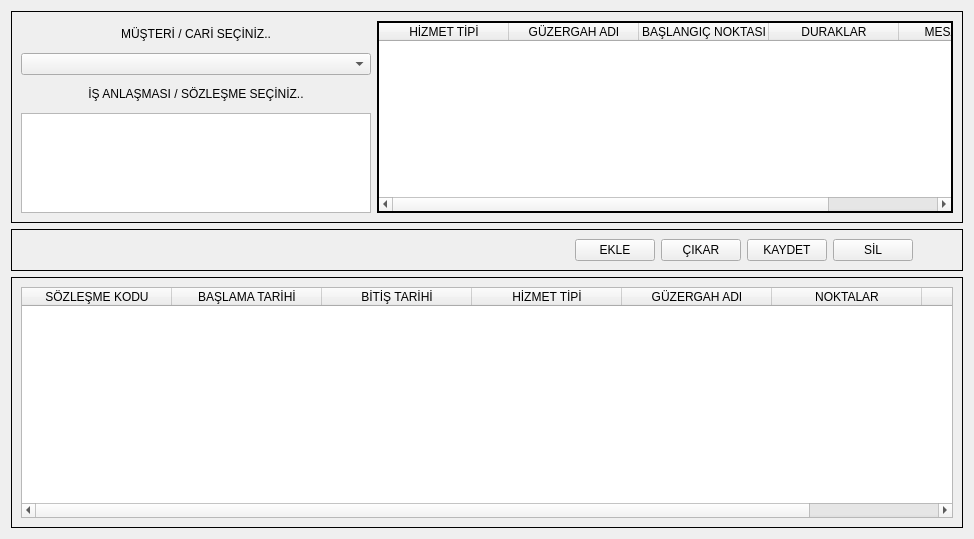
This is ui/ui_files/routes_window.ui in AyhanErcan70/SATTUP as Qt 5 draws it before an edit. The edited form follows.
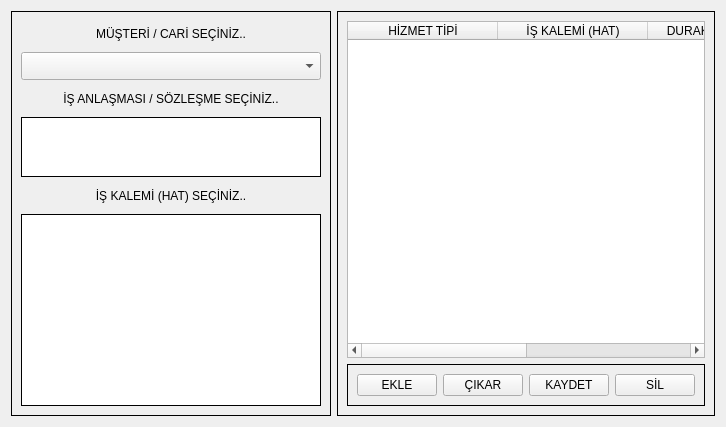
This is the edited form.

```diff
--- a/ui/ui_files/routes_window.ui
+++ b/ui/ui_files/routes_window.ui
@@ -6,8 +6,8 @@
    <rect>
     <x>0</x>
     <y>0</y>
-    <width>974</width>
-    <height>539</height>
+    <width>999</width>
+    <height>0</height>
    </rect>
   </property>
   <property name="windowTitle">
@@ -15,9 +15,7 @@
   </property>
   <layout class="QGridLayout" name="gridLayout_3">
    <item row="0" column="0">
-    <layout class="QVBoxLayout" name="verticalLayout_2">
-     <item>
-      <widget class="QFrame" name="top_frame">
+    <widget class="QFrame" name="left_frame">
        <property name="frameShape">
         <enum>QFrame::Shape::Box</enum>
        </property>
@@ -30,21 +28,21 @@
           <item>
            <widget class="QLabel" name="label">
             <property name="sizePolicy">
-             <sizepolicy hsizetype="Fixed" vsizetype="Preferred">
+           <sizepolicy hsizetype="Fixed" vsizetype="Fixed">
               <horstretch>0</horstretch>
               <verstretch>0</verstretch>
              </sizepolicy>
             </property>
             <property name="minimumSize">
              <size>
-              <width>350</width>
-              <height>0</height>
+            <width>300</width>
+            <height>25</height>
              </size>
             </property>
             <property name="maximumSize">
              <size>
-              <width>350</width>
-              <height>16777215</height>
+            <width>300</width>
+            <height>25</height>
              </size>
             </property>
             <property name="text">
@@ -65,14 +63,14 @@
             </property>
             <property name="minimumSize">
              <size>
-              <width>350</width>
-              <height>0</height>
+            <width>300</width>
+            <height>28</height>
              </size>
             </property>
             <property name="maximumSize">
              <size>
-              <width>350</width>
-              <height>16777215</height>
+            <width>300</width>
+            <height>28</height>
              </size>
             </property>
            </widget>
@@ -80,21 +78,21 @@
           <item>
            <widget class="QLabel" name="label_2">
             <property name="sizePolicy">
-             <sizepolicy hsizetype="Fixed" vsizetype="Preferred">
+           <sizepolicy hsizetype="Fixed" vsizetype="Fixed">
               <horstretch>0</horstretch>
               <verstretch>0</verstretch>
              </sizepolicy>
             </property>
             <property name="minimumSize">
              <size>
-              <width>350</width>
-              <height>0</height>
+            <width>300</width>
+            <height>25</height>
              </size>
             </property>
             <property name="maximumSize">
              <size>
-              <width>350</width>
-              <height>16777215</height>
+            <width>300</width>
+            <height>25</height>
              </size>
             </property>
             <property name="text">
@@ -108,6 +106,62 @@
           <item>
            <widget class="QListView" name="list_sozlesme">
             <property name="sizePolicy">
+           <sizepolicy hsizetype="Fixed" vsizetype="Fixed">
+            <horstretch>0</horstretch>
+            <verstretch>0</verstretch>
+           </sizepolicy>
+          </property>
+          <property name="minimumSize">
+           <size>
+            <width>300</width>
+            <height>60</height>
+           </size>
+          </property>
+          <property name="maximumSize">
+           <size>
+            <width>300</width>
+            <height>60</height>
+           </size>
+          </property>
+          <property name="frameShape">
+           <enum>QFrame::Shape::Box</enum>
+          </property>
+          <property name="frameShadow">
+           <enum>QFrame::Shadow::Plain</enum>
+          </property>
+         </widget>
+        </item>
+        <item>
+         <widget class="QLabel" name="lbl_kalem">
+          <property name="sizePolicy">
+           <sizepolicy hsizetype="Fixed" vsizetype="Fixed">
+            <horstretch>0</horstretch>
+            <verstretch>0</verstretch>
+           </sizepolicy>
+          </property>
+          <property name="minimumSize">
+           <size>
+            <width>300</width>
+            <height>25</height>
+           </size>
+          </property>
+          <property name="maximumSize">
+           <size>
+            <width>300</width>
+            <height>25</height>
+           </size>
+          </property>
+          <property name="text">
+           <string>İŞ KALEMİ (HAT) SEÇİNİZ..</string>
+          </property>
+          <property name="alignment">
+           <set>Qt::AlignmentFlag::AlignCenter</set>
+          </property>
+         </widget>
+        </item>
+        <item>
+         <widget class="QListView" name="list_kalemler">
+          <property name="sizePolicy">
              <sizepolicy hsizetype="Fixed" vsizetype="Expanding">
               <horstretch>0</horstretch>
               <verstretch>0</verstretch>
@@ -115,42 +169,45 @@
             </property>
             <property name="minimumSize">
              <size>
-              <width>350</width>
-              <height>100</height>
+            <width>300</width>
+            <height>0</height>
              </size>
             </property>
             <property name="maximumSize">
              <size>
-              <width>350</width>
-              <height>100</height>
-             </size>
-            </property>
+            <width>300</width>
+            <height>16777215</height>
+           </size>
+          </property>
+          <property name="frameShape">
+           <enum>QFrame::Shape::Box</enum>
+          </property>
+          <property name="frameShadow">
+           <enum>QFrame::Shadow::Plain</enum>
+          </property>
            </widget>
           </item>
          </layout>
+      </item>
+     </layout>
+    </widget>
         </item>
         <item row="0" column="1">
-         <widget class="QTableWidget" name="table_rota">
+    <widget class="QFrame" name="right_frame">
           <property name="frameShape">
            <enum>QFrame::Shape::Box</enum>
           </property>
           <property name="frameShadow">
            <enum>QFrame::Shadow::Plain</enum>
           </property>
-          <property name="lineWidth">
-           <number>2</number>
-          </property>
-          <property name="midLineWidth">
-           <number>1</number>
-          </property>
-          <property name="gridStyle">
-           <enum>Qt::PenStyle::SolidLine</enum>
-          </property>
+     <layout class="QGridLayout" name="gridLayout_2">
+      <item row="0" column="0">
+       <widget class="QTableWidget" name="table_rotalar">
           <attribute name="horizontalHeaderDefaultSectionSize">
-           <number>130</number>
+         <number>150</number>
           </attribute>
           <attribute name="horizontalHeaderStretchLastSection">
-           <bool>true</bool>
+         <bool>false</bool>
           </attribute>
           <column>
            <property name="text">
@@ -159,17 +216,12 @@
           </column>
           <column>
            <property name="text">
-            <string>GÜZERGAH ADI</string>
+          <string>İŞ KALEMİ (HAT)</string>
            </property>
           </column>
           <column>
            <property name="text">
-            <string>BAŞLANGIÇ NOKTASI</string>
-           </property>
-          </column>
-          <column>
-           <property name="text">
-            <string>DURAKLAR</string>
+          <string>DURAK NOKTALARI</string>
            </property>
           </column>
           <column>
@@ -179,11 +231,8 @@
           </column>
          </widget>
         </item>
-       </layout>
-      </widget>
-     </item>
-     <item>
-      <widget class="QFrame" name="middle_frame">
+      <item row="1" column="0">
+       <widget class="QFrame" name="bottom_frame">
        <property name="frameShape">
         <enum>QFrame::Shape::Box</enum>
        </property>
@@ -191,19 +240,6 @@
         <enum>QFrame::Shadow::Plain</enum>
        </property>
        <layout class="QHBoxLayout" name="horizontalLayout">
-        <item>
-         <spacer name="horizontalSpacer_2">
-          <property name="orientation">
-           <enum>Qt::Orientation::Horizontal</enum>
-          </property>
-          <property name="sizeHint" stdset="0">
-           <size>
-            <width>40</width>
-            <height>20</height>
-           </size>
-          </property>
-         </spacer>
-        </item>
         <item>
          <widget class="QPushButton" name="btn_ekle">
           <property name="text">
@@ -232,79 +268,7 @@
           </property>
          </widget>
         </item>
-        <item>
-         <spacer name="horizontalSpacer">
-          <property name="orientation">
-           <enum>Qt::Orientation::Horizontal</enum>
-          </property>
-          <property name="sizeType">
-           <enum>QSizePolicy::Policy::Fixed</enum>
-          </property>
-          <property name="sizeHint" stdset="0">
-           <size>
-            <width>40</width>
-            <height>20</height>
-           </size>
-          </property>
-         </spacer>
-        </item>
-       </layout>
-      </widget>
-     </item>
-    </layout>
-   </item>
-   <item row="1" column="0">
-    <widget class="QFrame" name="bottom_frame">
-     <property name="frameShape">
-      <enum>QFrame::Shape::Box</enum>
-     </property>
-     <property name="frameShadow">
-      <enum>QFrame::Shadow::Plain</enum>
-     </property>
-     <layout class="QGridLayout" name="gridLayout_2">
-      <item row="0" column="0">
-       <widget class="QTableWidget" name="table_son">
-        <attribute name="horizontalHeaderDefaultSectionSize">
-         <number>150</number>
-        </attribute>
-        <attribute name="horizontalHeaderStretchLastSection">
-         <bool>false</bool>
-        </attribute>
-        <column>
-         <property name="text">
-          <string>SÖZLEŞME KODU</string>
-         </property>
-        </column>
-        <column>
-         <property name="text">
-          <string>BAŞLAMA TARİHİ</string>
-         </property>
-        </column>
-        <column>
-         <property name="text">
-          <string>BİTİŞ TARİHİ</string>
-         </property>
-        </column>
-        <column>
-         <property name="text">
-          <string>HİZMET TİPİ</string>
-         </property>
-        </column>
-        <column>
-         <property name="text">
-          <string>GÜZERGAH ADI</string>
-         </property>
-        </column>
-        <column>
-         <property name="text">
-          <string>NOKTALAR</string>
-         </property>
-        </column>
-        <column>
-         <property name="text">
-          <string>MESAFE (KM)</string>
-         </property>
-        </column>
+        </layout>
        </widget>
       </item>
      </layout>
```
Left out of the diff: 8 changed lines with no effect on the pictures. Lines whose indentation alone changed are shown as unchanged.
